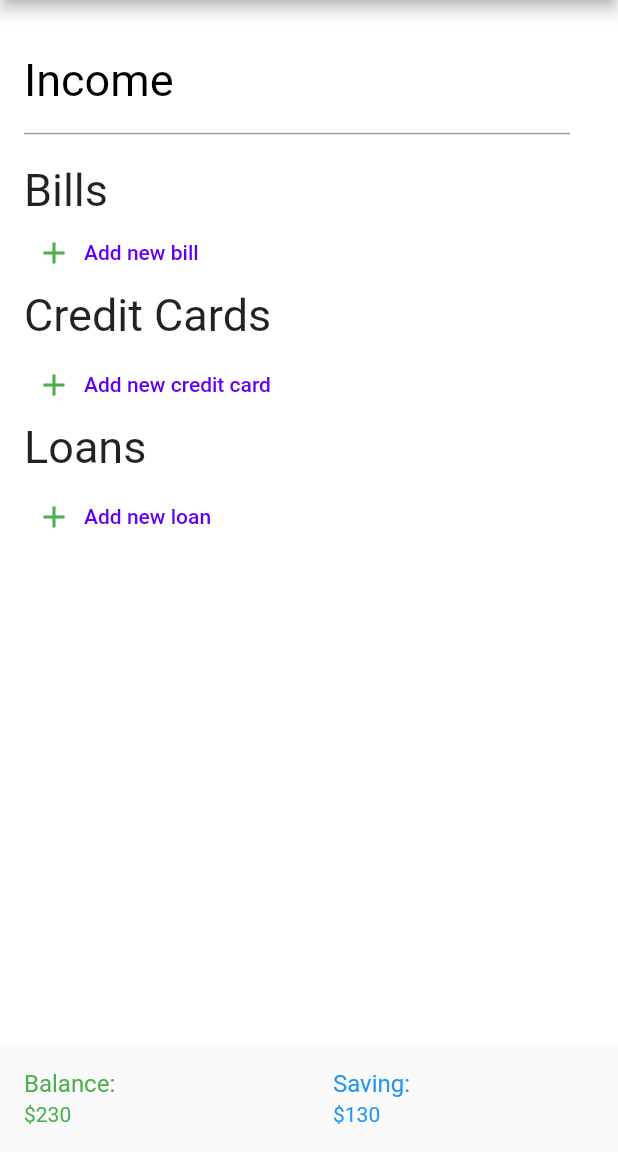
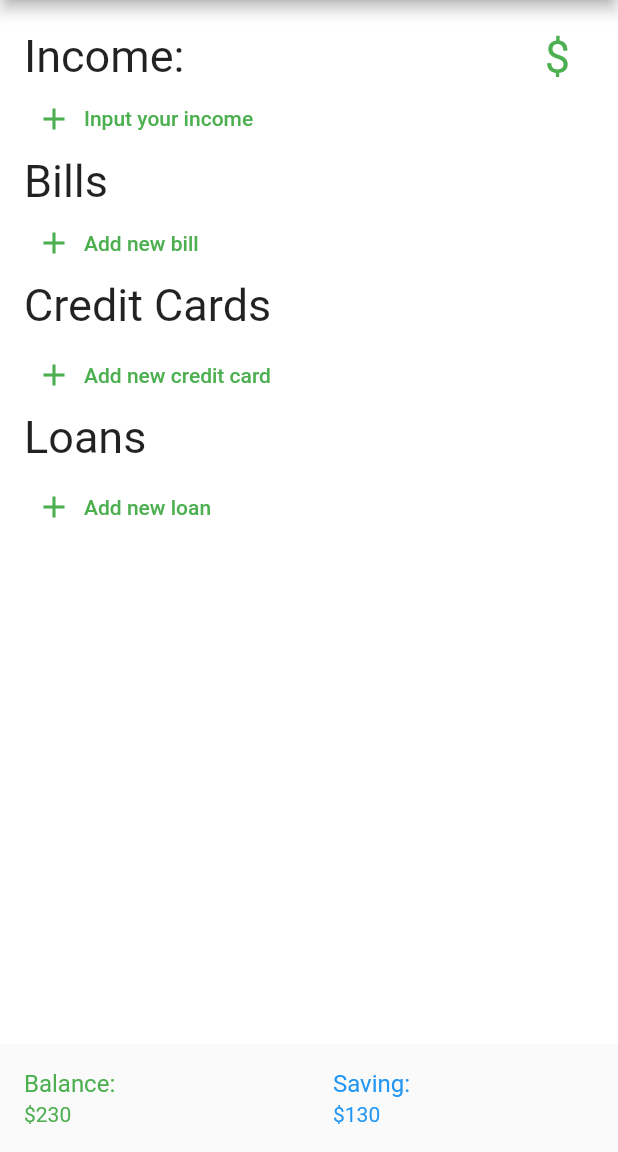
Before and after one commit to Scarlet-V/MyMoneyApp, a Flutter app: the screen it shows after launch, on a phone screen of 412 x 824 dp, the part 84-1236 px from its top. Run offline on Flutter 3.47's test engine with Material 2 defaults, Android fonts, the phone set to English and light mode, and no system bars; our stand-ins replace dropdown_formfield, image_picker, shared_preferences.

Commit message:
added Income with dialogue box

```diff
--- a/testing/lib/main.dart
+++ b/testing/lib/main.dart
@@ -45,6 +45,7 @@ class _HomePageState extends State<HomePage> {
   final List<Bill>  bills= [];
   final List<CreditCard> creditcards=[];
   var _incomeAmountController = new TextEditingController();
+  String income = '';
   //late var balance = 3500 - ${bill.monthlyPayment} - ${loan.monthlyPayment} - ${creditcard.monthlyPayment};
 
 
@@ -63,6 +64,16 @@ class _HomePageState extends State<HomePage> {
       creditcards.add(creditcard);
     });
   }
+  @override
+  void initState(){
+    super.initState();
+    _incomeAmountController = TextEditingController();
+  }
+  @override
+  void dispose(){
+    _incomeAmountController.dispose();
+        super.dispose();
+  }
 
   @override
   Widget build(BuildContext context) {
@@ -80,19 +91,38 @@ class _HomePageState extends State<HomePage> {
         child: Column(
           children:[
             Container(
-              padding: EdgeInsets.only( bottom: 20, right: 16),
-                child: TextField(
-                decoration: InputDecoration(
-                    labelText: "Income",
-                    labelStyle: TextStyle(
-                        fontSize: 30,
-                        //fontWeight: FontWeight.w500,
-                        color: Colors.black
-                    )
-                ),
-                controller: _incomeAmountController,
+              padding: EdgeInsets.only(  right: 16),
+                child: Row(
+                  children: [
+                    Expanded(child: Text("Income: ",
+                    style: TextStyle(fontSize: 30),
                     ),
                     ),
+                    const SizedBox(width: 12),
+                      Text('\u0024${income}',
+                      style: TextStyle(
+                        fontSize: 30,
+                        color: Colors.green
+                      ),),
+                  ],
+                ),
+            ),
+            Container(
+                child: Align(
+                  alignment: Alignment.topLeft,
+                  child: TextButton.icon(
+                  onPressed: () async {
+                    final income = await openDialog();
+                    if (income == null || income.isEmpty) return;
+                    setState(() => this.income = income);
+                  },
+                  icon: const Icon(
+                    Icons.add,
+                    color: Colors.green,
+                  ),
+                  label: const Text('Input your income', style: TextStyle(color: Colors.green),)
+              ),
+              ),),
             Container(
             //padding:
             //    if(bill = null){
@@ -132,7 +162,7 @@ class _HomePageState extends State<HomePage> {
                     Icons.add,
                     color: Colors.green,
                   ),
-                  label: const Text('Add new bill')
+                  label: const Text('Add new bill', style: TextStyle(color: Colors.green),)
               ),
             ),
             Container(
@@ -169,7 +199,7 @@ class _HomePageState extends State<HomePage> {
                           Icons.add,
                           color: Colors.green,
                         ),
-                  label: const Text('Add new credit card')
+                        label: const Text('Add new credit card', style: TextStyle(color: Colors.green))
                     ),
                   ),
             Container(
@@ -210,7 +240,7 @@ class _HomePageState extends State<HomePage> {
                     Icons.add,
                     color: Colors.green,
                   ),
-                  label: const Text('Add new loan')
+                  label: const Text('Add new loan', style: TextStyle(color: Colors.green))
               ),
             ),
             ],
@@ -256,4 +286,24 @@ class _HomePageState extends State<HomePage> {
             ),
         );
   }
+  Future<String?> openDialog() => showDialog<String>(
+      context: context,
+      builder: (context) => AlertDialog(
+        title: Text("Your Income"),
+        content: TextField(
+          controller: _incomeAmountController,
+          autofocus: true,
+          decoration: InputDecoration(hintText: "Enter your income here"),
+        ),
+        actions: [
+          TextButton(
+            child: Text('SUBMIT'),
+            onPressed: submit,
+          )
+        ],
+      ),
+  );
+  void submit(){
+    Navigator.of(context).pop(_incomeAmountController.text);
   }
+}
```
Lines whose indentation alone changed are shown as unchanged.
